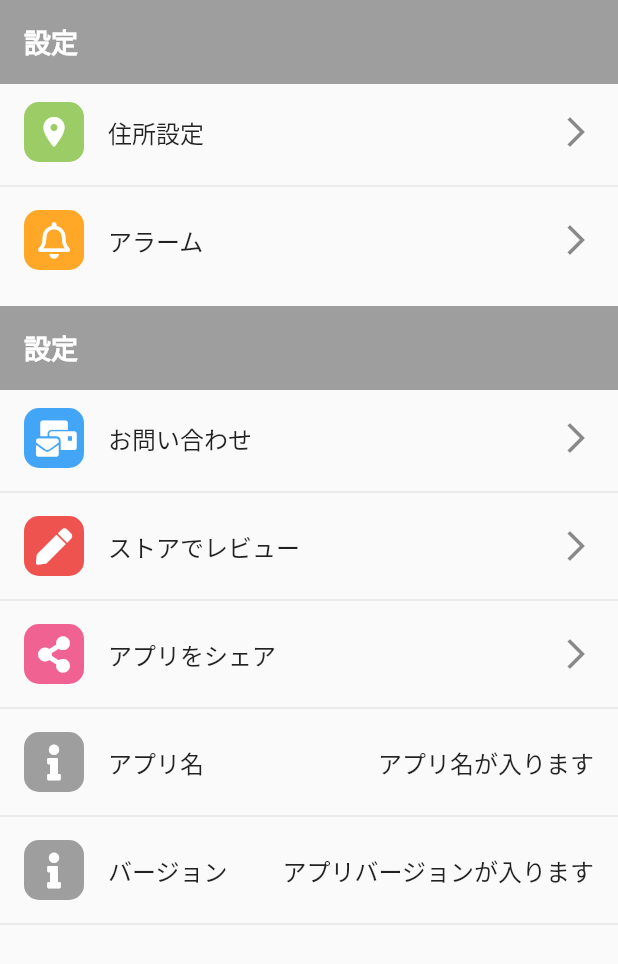
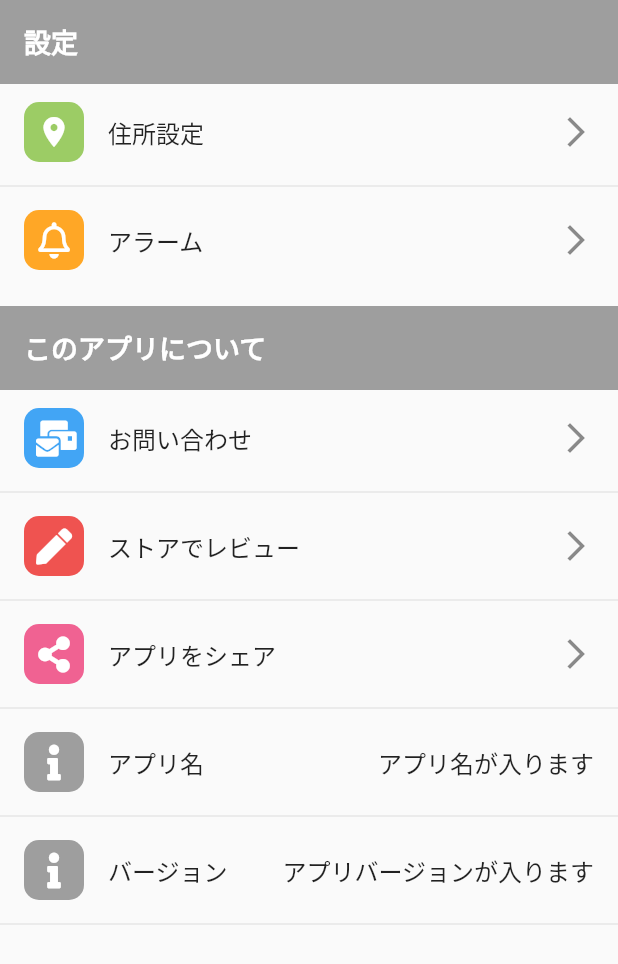
Before and after one commit to haterain0203/weather_and_clothes, a Flutter app: the SettingsPage screen opened directly, on a phone screen of 412 x 824 dp. Shown: the top 964 px of the screen. Run offline on Flutter 3.47's test engine with Material 2 defaults, Android fonts, the light colour scheme and no system bars; our stand-ins replace font_awesome_flutter; Roboto replaces fonts that are missing (MyFont).

Commit message:
#7 テキスト修正

```diff
--- a/lib/views/settings/settings_page.dart
+++ b/lib/views/settings/settings_page.dart
@@ -51,7 +51,7 @@ class SettingsPage extends StatelessWidget {
               color: Colors.grey.shade500,
               child: const ListTile(
                 title: Text(
-                  "設定",
+                  "このアプリについて",
                   style: TextStyle(
                       color: Colors.white,
                       fontWeight: FontWeight.bold,
```
